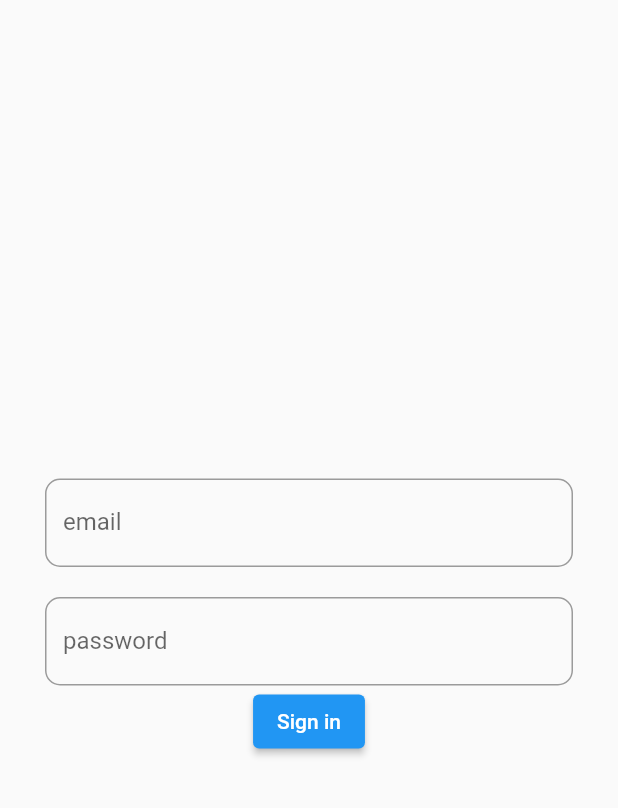
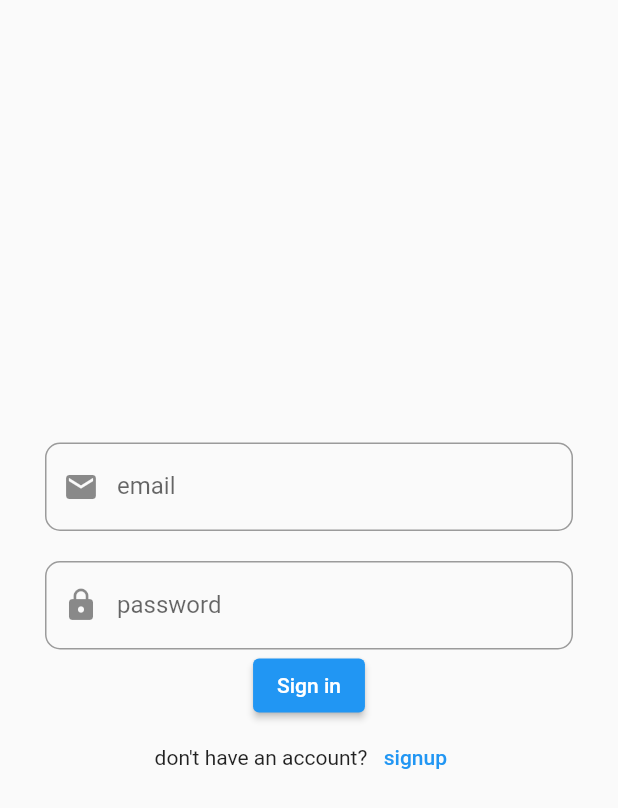
Before and after one commit to kkipngenokoech/FlutterBook, a Flutter app: the screen it shows after launch, after a tap on "Login", on a phone screen of 412 x 824 dp. Shown: the top 808 px of the screen. Run offline on Flutter 3.47's test engine with Material 2 defaults, Android fonts, the phone set to English and light mode, and no system bars; our stand-ins replace cloud_firestore, email_validator, firebase_auth, firebase_core; accounts and stored records are empty.

Commit message:
completed the login and signup links

```diff
--- a/lib/auth/login.dart
+++ b/lib/auth/login.dart
@@ -11,16 +11,23 @@ class LoginWidgetScreen extends StatefulWidget {
 }
 
 class _LoginWidgetScreenState extends State<LoginWidgetScreen> {
+  final GlobalKey<FormState> _formKey = GlobalKey();
   final TextEditingController _emailController = TextEditingController();
   final TextEditingController _passwordController = TextEditingController();
 
   Future<void> _handleLogin(BuildContext context) async {
-    var results = await FirestoreService().signInWithEmailAndPassword(_emailController.text, _passwordController.text);
+    if (_formKey.currentState == _formKey){
+
+    var results = await FirestoreService().signInWithEmailAndPassword(
+        _emailController.text, _passwordController.text);
     if (results is User) {
-      ScaffoldMessenger.of(context).showSnackBar(SnackBar(content: Text("user sign in successfully")));
+      ScaffoldMessenger.of(context)
+          .showSnackBar(SnackBar(content: Text("user sign in successfully")));
       Navigator.pushNamed(context, '/');
-    } else if (results is String){
-      ScaffoldMessenger.of(context).showSnackBar(SnackBar(content: Text(results)));
+    } else if (results is String) {
+      ScaffoldMessenger.of(context)
+          .showSnackBar(SnackBar(content: Text(results)));
+    }
     }
   }
 
@@ -30,6 +37,7 @@ class _LoginWidgetScreenState extends State<LoginWidgetScreen> {
       body: Container(
         padding: const EdgeInsets.symmetric(horizontal: 30, vertical: 30),
         child: Form(
+            key: _formKey,
             child: Column(
               mainAxisAlignment: MainAxisAlignment.center,
               children: [
@@ -37,6 +45,7 @@ class _LoginWidgetScreenState extends State<LoginWidgetScreen> {
                   controller: _emailController,
                   decoration: InputDecoration(
                       labelText: "email",
+                      prefixIcon: const Icon(Icons.email),
                       border: OutlineInputBorder(
                           borderRadius: BorderRadius.circular(10.0))),
                 ),
@@ -46,12 +55,23 @@ class _LoginWidgetScreenState extends State<LoginWidgetScreen> {
                   obscureText: true,
                   decoration: InputDecoration(
                       labelText: "password",
+                      prefixIcon: const Icon(Icons.lock),
                       border: OutlineInputBorder(
                           borderRadius: BorderRadius.circular(10.0))),
                 ),
                 ElevatedButton(
                   onPressed: () => _handleLogin(context),
                   child: const Text("Sign in"),
+                ),
+                 Row(
+                  mainAxisAlignment: MainAxisAlignment.center,
+                  children: [
+                    const Text("don't have an account?"),
+                    TextButton(
+                      onPressed:() => Navigator.pushNamed(context, '/signup'),
+                      child:const Text("signup")
+                    )
+                  ],
                 )
               ],
             )),
```
Also changed, not shown: lib/auth/signup.dart (+14 -3 lines). Lines whose indentation alone changed are shown as unchanged.
